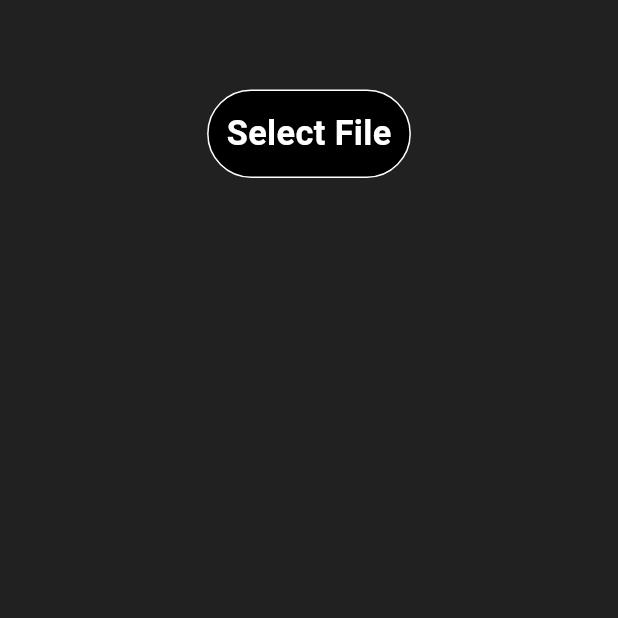
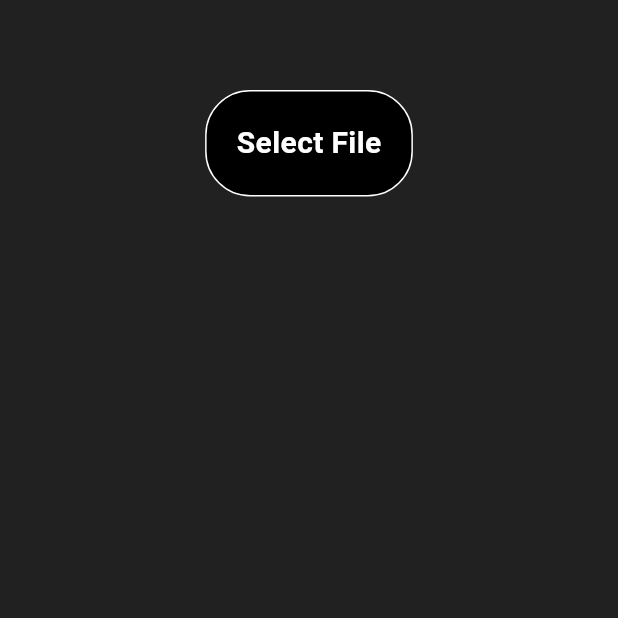
Before and after one commit to rohanpatel1309/trim_pro, a Flutter app: the screen it shows after launch, after a tap on "Cut", on a phone screen of 412 x 824 dp, the top half of it. Run offline on Flutter 3.47's test engine with Material 3 defaults, Android fonts, the light colour scheme and no system bars; our stand-ins replace auto_route, bloc, equatable, file_picker, flutter_bloc, flutter_screenutil and 5 more.

Commit message:
- Worked on audio cut. - Updated packages. - Set dynamic screen utils. - Updated pick file logic.

```diff
--- a/analysis_options.yaml
+++ b/analysis_options.yaml
@@ -23,6 +23,8 @@ linter:
   rules:
     # avoid_print: false  # Uncomment to disable the `avoid_print` rule
     # prefer_single_quotes: true  # Uncomment to enable the `prefer_single_quotes` rule
+    - avoid_empty_else: true
+    - always_declare_return_types: true
 
 # Additional information about this file can be found at
 # https://dart.dev/guides/language/analysis-options
--- a/lib/core/app_utils/app_background.dart
+++ b/lib/core/app_utils/app_background.dart
@@ -10,7 +10,7 @@ class AppBackground extends StatelessWidget {
   Widget build(BuildContext context) {
     return Scaffold(
       body: Container(
-          padding: EdgeInsets.only(top: 50.h),
+          padding: EdgeInsets.only(top: 30.h),
           width: double.infinity,
           height: double.infinity,
           color: Colors.black87,
--- a/lib/core/app_utils/common_methods.dart
+++ b/lib/core/app_utils/common_methods.dart
@@ -76,7 +76,6 @@ class CommonMethods{
 
     if (status.isGranted) {
       final result =  await FilePicker.platform.pickFiles(
-        allowMultiple: true,
         type: FileType.custom,
         allowedExtensions: supportedAudioExtensions,
       );
--- a/lib/feature/audio_editing/common_widgets/common_audio_player.dart
+++ b/lib/feature/audio_editing/common_widgets/common_audio_player.dart
@@ -1,8 +1,9 @@
 import 'package:flutter/material.dart';
 import 'package:flutter_bloc/flutter_bloc.dart';
 import 'package:flutter_screenutil/flutter_screenutil.dart';
+import 'package:trim_pro/core/app_utils/common_methods.dart';
 import 'package:trim_pro/feature/audio_editing/common_bloc/common_audio_bloc.dart';
-import 'package:trim_pro/feature/audio_editing/common_model/common_bloc_data_model.dart';
+import 'package:trim_pro/feature/audio_editing/common_bloc/common_bloc_model/common_bloc_data_model.dart';
 import 'package:trim_pro/feature/audio_editing/common_widgets/common_button.dart';
 
 const String audioUrl =
@@ -15,25 +16,39 @@ class CommonAudioPlayer extends StatelessWidget {
 
   @override
   Widget build(BuildContext context) {
-    return BlocSelector<CommonAudioBloc, CommonAudioState, bool>(
+    return BlocListener<CommonAudioBloc, CommonAudioState>(
+      listener: (context, state) {
+        // TODO: implement listener
+        if (state.commonBlocDataModel.error.isNotEmpty) {
+          CommonMethods.showToast(msg: state.commonBlocDataModel.error);
+        }
+      },
+      child: BlocSelector<CommonAudioBloc, CommonAudioState, bool>(
         selector: (state) => state.commonBlocDataModel.isSetUrl,
         builder: (context, state) {
           if (!state) {
-          return CommonButton(
-              onTap: () => onFileSelection(context), buttonText: "Select File");
+            return Center(
+              child: CommonButton(
+                  onTap: () => onFileSelection(context),
+                  buttonText: "Select File"),
+            );
           } else {
             return BlocSelector<CommonAudioBloc, CommonAudioState, bool>(
               selector: (state) => state.commonBlocDataModel.isLoading,
               builder: (context, state) {
-              if (state)
-                return const CircularProgressIndicator(
+                if (state) {
+                  return const Center(
+                    child: CircularProgressIndicator(
                       color: Colors.white,
+                    ),
                   );
+                }
                 return AudioPlayerWithSlider(tools: tools);
               },
             );
           }
         },
+      ),
     );
   }
 
@@ -58,7 +73,7 @@ class AudioPlayerWithSlider extends StatelessWidget {
       children: [
         Icon(
           Icons.music_note_rounded,
-          size: 100.h,
+          size: 50.h,
           color: Colors.white,
         ),
         Column(
@@ -89,7 +104,7 @@ class AudioPlayerWithSlider extends StatelessWidget {
               },
             ),
             Padding(
-              padding: EdgeInsets.symmetric(horizontal: 24.w),
+              padding: EdgeInsets.symmetric(horizontal: 48.w),
               child: Row(
                 mainAxisAlignment: MainAxisAlignment.spaceBetween,
                 children: [
@@ -98,7 +113,7 @@ class AudioPlayerWithSlider extends StatelessWidget {
                     builder: (context, state) {
                       return Text(
                         "${state.inHours % 24} : ${state.inMinutes % 60} : ${state.inSeconds % 60}",
-                        style: TextStyle(color: Colors.white, fontSize: 12.sp),
+                        style: TextStyle(color: Colors.white, fontSize: 26.sp),
                       );
                     },
                   ),
@@ -108,7 +123,7 @@ class AudioPlayerWithSlider extends StatelessWidget {
                     builder: (context, state) {
                       return Text(
                         "${state.inHours % 24} : ${state.inMinutes % 60} : ${state.inSeconds % 60}",
-                        style: TextStyle(color: Colors.white, fontSize: 12.sp),
+                        style: TextStyle(color: Colors.white, fontSize: 26.sp),
                       );
                     },
                   ),
@@ -123,7 +138,7 @@ class AudioPlayerWithSlider extends StatelessWidget {
             icon: Icon(
               data ? Icons.pause : Icons.play_arrow,
               color: Colors.white,
-              size: 45.h,
+              size: 30.h,
             ),
             onPressed: () {
               BlocProvider.of<CommonAudioBloc>(context).add(
--- a/lib/feature/audio_editing/common_widgets/common_button.dart
+++ b/lib/feature/audio_editing/common_widgets/common_button.dart
@@ -18,7 +18,7 @@ class CommonButton extends StatelessWidget {
             border: Border.all(color: Colors.white),
             borderRadius: BorderRadius.circular(30)
         ),
-        child: Text(buttonText,style: TextStyle(fontSize: 20.sp,fontWeight: FontWeight.w600,color: Colors.white),),
+        child: Text(buttonText,style: TextStyle(fontSize: 40.sp,fontWeight: FontWeight.w600,color: Colors.white),),
       ),
     );
   }
--- a/lib/feature/audio_editing/cut_audio/presentation/bloc/audio_cut_screen_bloc.dart
+++ b/lib/feature/audio_editing/cut_audio/presentation/bloc/audio_cut_screen_bloc.dart
@@ -1,14 +1,22 @@
 import 'package:bloc/bloc.dart';
-import 'package:freezed_annotation/freezed_annotation.dart';
-import 'package:injectable/injectable.dart';
-
+import 'package:equatable/equatable.dart';
 
 part 'audio_cut_screen_event.dart';
 part 'audio_cut_screen_state.dart';
-part 'audio_cut_screen_bloc.freezed.dart';
 
-@injectable
 class AudioCutScreenBloc extends Bloc<AudioCutScreenEvent, AudioCutScreenState> {
-  AudioCutScreenBloc() : super(const AudioCutScreenState.initial());
 
+  late String filePath;
+
+
+  AudioCutScreenBloc() : super(AudioCutScreenInitial()) {
+
+
+    on<SetFilePath>(_onSetPath);
+  }
+
+  /// Set path
+  void _onSetPath(SetFilePath event, Emitter<AudioCutScreenState> emit){
+      filePath = event.filePath;
+  }
 }
--- a/lib/feature/audio_editing/cut_audio/presentation/bloc/audio_cut_screen_event.dart
+++ b/lib/feature/audio_editing/cut_audio/presentation/bloc/audio_cut_screen_event.dart
@@ -1,8 +1,21 @@
 part of 'audio_cut_screen_bloc.dart';
 
-@freezed
-class AudioCutScreenEvent with _$AudioCutScreenEvent {
-  const factory AudioCutScreenEvent.started() = _Started;
-  const factory AudioCutScreenEvent.setTime() = _SetTime;
-  const factory AudioCutScreenEvent.cutAudio() = _CutAudio;
+sealed class AudioCutScreenEvent extends Equatable {
+  const AudioCutScreenEvent();
 }
+
+final class SetFilePath extends AudioCutScreenEvent {
+  const SetFilePath({required this.filePath, });
+  final String filePath;
+
+  @override
+  List<Object> get props => [filePath];
+}
+
+final class CutAudio extends AudioCutScreenEvent {
+  const CutAudio({required this.start, required this.end});
+  final String start,end;
+
+  @override
+  List<Object> get props => [start,end];
+}
--- a/lib/feature/audio_editing/cut_audio/presentation/bloc/audio_cut_screen_state.dart
+++ b/lib/feature/audio_editing/cut_audio/presentation/bloc/audio_cut_screen_state.dart
@@ -1,6 +1,10 @@
 part of 'audio_cut_screen_bloc.dart';
 
-@freezed
-class AudioCutScreenState with _$AudioCutScreenState {
-  const factory AudioCutScreenState.initial() = _Initial;
+sealed class AudioCutScreenState extends Equatable {
+  const AudioCutScreenState();
 }
+
+final class AudioCutScreenInitial extends AudioCutScreenState {
+  @override
+  List<Object> get props => [];
+}
--- a/lib/feature/audio_editing/cut_audio/presentation/pages/audio_cut_screen.dart
+++ b/lib/feature/audio_editing/cut_audio/presentation/pages/audio_cut_screen.dart
@@ -35,8 +35,9 @@ class ScreenChildren extends StatelessWidget {
 
   @override
   Widget build(BuildContext context) {
-    return const Column(
-      children: [
+    return  ListView(
+      shrinkWrap: true,
+      children: const [
         CommonAudioPlayer(tools: AudioCutScreenFields(),),
       ],
     );
@@ -63,7 +64,7 @@ class _AudioCutScreenFieldsState extends State<AudioCutScreenFields> {
           controller1: startController,
           controller2: endController,
           title1: "Start",
-          title2: "End",
+          title2: "  End",
         ),
         SizedBox(
           height: 40.h,
--- a/lib/feature/home/presentation/pages/home_screen.dart
+++ b/lib/feature/home/presentation/pages/home_screen.dart
@@ -31,7 +31,8 @@ class ScreenChildren extends StatelessWidget {
   @override
   Widget build(BuildContext context) {
     return ListView(
-      padding: EdgeInsets.symmetric(horizontal: 10.w),
+
+      padding: EdgeInsets.symmetric(horizontal: 10.w,),
       children: [
         const AudioEditingWidget(),
         SizedBox(
@@ -63,7 +64,7 @@ class AudioEditingWidget extends StatelessWidget {
             Text(
               "Audio Editing",
               style: TextStyle(
-                  fontSize: 20.sp,
+                  fontSize: 40.sp,
                   color: Colors.white,
                   fontWeight: FontWeight.w600),
             ),
@@ -119,14 +120,14 @@ class VideoEditingWidget extends StatelessWidget {
         Row(
           children: [
             Icon(
-              Icons.audiotrack,
+              Icons.movie,
               size: 20.h,
               color: Colors.white,
             ),
             Text(
-              "Video Editing",
+              " Video Editing",
               style: TextStyle(
-                  fontSize: 20.sp,
+                  fontSize: 40.sp,
                   color: Colors.white,
                   fontWeight: FontWeight.w600),
             ),
--- a/lib/feature/home/presentation/widgets/common_button.dart
+++ b/lib/feature/home/presentation/widgets/common_button.dart
@@ -15,8 +15,8 @@ class CommonButton extends StatelessWidget {
         margin: EdgeInsets.symmetric(horizontal: 8.w,vertical: 4.h),
 
         padding: EdgeInsets.symmetric(horizontal: 5.w),
-        height: 90.h,
-        width: 90.h,
+        height: 55.h,
+        width: 55.h,
         decoration: BoxDecoration(
           borderRadius: BorderRadius.circular(20.h),
           color: Colors.black
@@ -25,7 +25,7 @@ class CommonButton extends StatelessWidget {
           mainAxisAlignment: MainAxisAlignment.center,
           children: [
             Icon(icon,color: Colors.white70,size: 22.h,),
-            Text(text,style: TextStyle(color: Colors.white,fontSize: 16.sp,fontWeight: FontWeight.w600,),textAlign: TextAlign.center,),
+            Text(text,style: TextStyle(color: Colors.white,fontSize: 30.sp,fontWeight: FontWeight.w600,),textAlign: TextAlign.center,),
           ],
         ),
       ),
--- a/lib/main.dart
+++ b/lib/main.dart
@@ -29,6 +29,9 @@ class MyApp extends StatelessWidget {
   @override
   Widget build(BuildContext context) {
     return ScreenUtilInit(
+      designSize: Size(
+      MediaQuery.sizeOf(context).height
+      , MediaQuery.sizeOf(context).width),
       builder: (context,child) => MaterialApp.router(
         debugShowCheckedModeBanner: false,
         title: 'Flutter Demo',
```
Also changed, not shown: lib/feature/audio_editing/common_bloc/common_audio_bloc.dart (+16 -5 lines), lib/feature/audio_editing/common_widgets/common_time_fields.dart (+29 -34 lines), pubspec.yaml (+4 -5 lines), lib/feature/audio_editing/common_bloc/common_bloc_model/common_bloc_data_model.dart (renamed from lib/feature/audio_editing/common_model/common_bloc_data_model.dart), lib/feature/audio_editing/cut_audio/presentation/bloc/audio_cut_screen_bloc.freezed.dart (deleted). Lines whose indentation alone changed are shown as unchanged.
